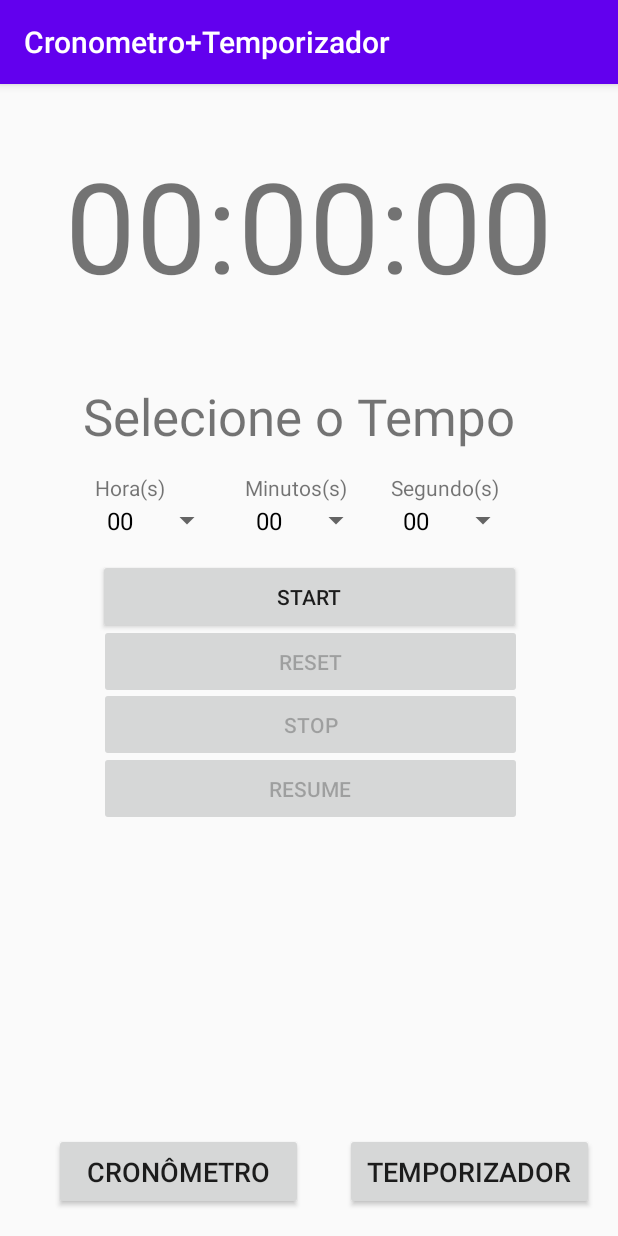
After one commit to souzavaltenis/app-cronometro-temporizador, an Android app: the fragment TemporizadorFragment placed in its activity, on a phone screen of 412 x 824 dp. The commit adds this screen. Run offline under Robolectric (Android 15) with nearby library versions, the phone set to English and light mode, and no system bars.

Commit message:
Adicionado Fragmento Temporizador e suas funções

```diff
--- a/app/src/main/java/com/example/cronometrotemporizador/CronometroFragment.java
+++ b/app/src/main/java/com/example/cronometrotemporizador/CronometroFragment.java
@@ -10,7 +10,6 @@ import android.view.View;
 import android.view.ViewGroup;
 import android.widget.Button;
 import android.widget.TextView;
-import android.widget.Toast;
 
 public class CronometroFragment extends Fragment {
 
@@ -29,7 +28,7 @@ public class CronometroFragment extends Fragment {
                              Bundle savedInstanceState) {
         view = inflater.inflate(R.layout.fragment_cronometro, container, false);
 
-        tv = view.findViewById(R.id.tvTime);
+        tv = view.findViewById(R.id.tvTimeTemp);
         handler = new Handler();
         segundos=0;
         flagBtStart = false;
@@ -43,7 +42,7 @@ public class CronometroFragment extends Fragment {
     }
 
     private void addFunctionBtStart(){
-        Button btStart = view.findViewById(R.id.btStart);
+        Button btStart = view.findViewById(R.id.btStartTemp);
         btStart.setOnClickListener(new View.OnClickListener() {
             @Override
             public void onClick(View v) {
@@ -56,7 +55,7 @@ public class CronometroFragment extends Fragment {
     }
 
     private void addFunctionBtStop(){
-        Button btStop = view.findViewById(R.id.btStop);
+        Button btStop = view.findViewById(R.id.btStopCron);
         btStop.setOnClickListener(new View.OnClickListener() {
             @Override
             public void onClick(View v) {
@@ -67,7 +66,7 @@ public class CronometroFragment extends Fragment {
     }
 
     private void addFunctionBtReset(){
-        Button btReset = view.findViewById(R.id.btReset);
+        Button btReset = view.findViewById(R.id.btResetCron);
         btReset.setOnClickListener(new View.OnClickListener() {
             @Override
             public void onClick(View v) {
--- a/app/src/main/java/com/example/cronometrotemporizador/MainActivity.java
+++ b/app/src/main/java/com/example/cronometrotemporizador/MainActivity.java
@@ -4,20 +4,38 @@ import androidx.appcompat.app.AppCompatActivity;
 
 import android.os.Bundle;
 import android.view.View;
+import android.widget.Button;
 
 public class MainActivity extends AppCompatActivity {
+
+    private Button btCron;
+    private Button btTemp;
 
     @Override
     protected void onCreate(Bundle savedInstanceState) {
         super.onCreate(savedInstanceState);
         setContentView(R.layout.activity_main);
+        btCron = findViewById(R.id.btCron);
+        btTemp = findViewById(R.id.btTemp);
     }
 
     public void callCronometro(View view){
+        btCron.setEnabled(false);
+        btTemp.setEnabled(true);
         getSupportActionBar().setTitle(R.string.bt_cron);
         getSupportFragmentManager()
                 .beginTransaction()
                 .replace(R.id.frame_ct, new CronometroFragment())
                 .commit();
     }
+
+    public void callTemporizador(View view){
+        btTemp.setEnabled(false);
+        btCron.setEnabled(true);
+        getSupportActionBar().setTitle(R.string.bt_temp);
+        getSupportFragmentManager()
+                .beginTransaction()
+                .replace(R.id.frame_ct, new TemporizadorFragment())
+                .commit();
+    }
 }
--- /dev/null
+++ b/app/src/main/java/com/example/cronometrotemporizador/TemporizadorFragment.java
@@ -0,0 +1,152 @@
+package com.example.cronometrotemporizador;
+
+import android.content.Context;
+import android.os.Bundle;
+
+import androidx.fragment.app.Fragment;
+
+import android.os.Handler;
+import android.view.LayoutInflater;
+import android.view.View;
+import android.view.ViewGroup;
+import android.widget.ArrayAdapter;
+import android.widget.Button;
+import android.widget.Spinner;
+import android.widget.TextView;
+import android.widget.Toast;
+
+public class TemporizadorFragment extends Fragment {
+
+    private TextView tv;
+    private Handler handler;
+    private Runnable runnable;
+    private Integer segundos;
+    private View view;
+
+    private Spinner spHoras;
+    private Spinner spMins;
+    private Spinner spSecs;
+
+    private Button btStart;
+    private Button btStop;
+    private Button btResume;
+    private Button btReset;
+
+    public TemporizadorFragment() {
+    }
+
+    @Override
+    public View onCreateView(LayoutInflater inflater, ViewGroup container,
+                             Bundle savedInstanceState) {
+        view = inflater.inflate(R.layout.fragment_temporizador, container, false);
+
+        spHoras = view.findViewById(R.id.spHoras);
+        spMins = view.findViewById(R.id.spMin);
+        spSecs = view.findViewById(R.id.spSecs);
+
+        btStart = view.findViewById(R.id.btStartTemp);
+        btReset = view.findViewById(R.id.btResetTemp);
+        btStop = view.findViewById(R.id.btStopTemp);
+        btResume = view.findViewById(R.id.btResumeTemp);
+
+        btStop.setEnabled(false);
+        btReset.setEnabled(false);
+        btResume.setEnabled(false);
+        setNumbersSpinner();
+
+        tv = view.findViewById(R.id.tvTimeTemp);
+        handler = new Handler();
+        segundos = 0;
+
+        runTimer();
+
+        addFunctionBtStart();
+        addFunctionBtReset();
+        addFunctionBtStop();
+        addFunctionBtResume();
+
+        return view;
+    }
+
+    private void setNumbersSpinner(){
+        spHoras.setAdapter(new ArrayAdapter<>(getContext(), R.layout.support_simple_spinner_dropdown_item, Utilidades.getNumbers(0, 24)));
+        spMins.setAdapter(new ArrayAdapter<>(getContext(), R.layout.support_simple_spinner_dropdown_item, Utilidades.getNumbers(0, 59)));
+        spSecs.setAdapter(new ArrayAdapter<>(getContext(), R.layout.support_simple_spinner_dropdown_item, Utilidades.getNumbers(0, 59)));
+    }
+
+    private void setarSegundos(){
+        Integer horas = Integer.parseInt(spHoras.getSelectedItem().toString());
+        Integer mins = Integer.parseInt(spMins.getSelectedItem().toString());
+        Integer secs = Integer.parseInt(spSecs.getSelectedItem().toString());
+        segundos = horas * 3600 + mins * 60 + secs + 1;
+    }
+
+    private void addFunctionBtStart(){
+        btStart.setOnClickListener(new View.OnClickListener() {
+            @Override
+            public void onClick(View v) {
+                setarSegundos();
+                handler.removeCallbacks(runnable);
+                runnable.run();
+                btStop.setEnabled(true);
+                btStart.setEnabled(false);
+                btReset.setEnabled(true);
+            }
+        });
+    }
+
+    private void addFunctionBtReset(){
+        btReset.setOnClickListener(new View.OnClickListener() {
+            @Override
+            public void onClick(View v) {
+                setarSegundos();
+                tv.setText(Utilidades.calcTime(--segundos));
+            }
+        });
+    }
+
+    private void addFunctionBtStop(){
+        btStop.setOnClickListener(new View.OnClickListener() {
+            @Override
+            public void onClick(View v) {
+                handler.removeCallbacks(runnable);
+                btStop.setEnabled(false);
+                btResume.setEnabled(true);
+            }
+        });
+    }
+
+    private void addFunctionBtResume(){
+        btResume.setOnClickListener(new View.OnClickListener() {
+            @Override
+            public void onClick(View v) {
+                runnable.run();
+                btStop.setEnabled(true);
+                btResume.setEnabled(false);
+            }
+        });
+    }
+
+    private void runTimer(){
+        runnable = new Runnable() {
+            @Override
+            public void run() {
+                if(segundos > 0){
+                    segundos--;
+                    tv.setText(Utilidades.calcTime(segundos));
+                    handler.postDelayed(this, segundos == 0 ? 0 : 1000);
+                }else{
+                    Context context = getContext();
+                    if(context != null) {
+                        Toast.makeText(context, "Tempo Finalizado!", Toast.LENGTH_LONG).show();
+                    }
+                    btStop.setEnabled(false);
+                    btStart.setEnabled(true);
+                    btReset.setEnabled(false);
+                }
+
+            }
+        };
+    }
+
+}
--- a/app/src/main/java/com/example/cronometrotemporizador/Utilidades.java
+++ b/app/src/main/java/com/example/cronometrotemporizador/Utilidades.java
@@ -1,6 +1,9 @@
 package com.example.cronometrotemporizador;
 
 import android.annotation.SuppressLint;
+
+import java.util.ArrayList;
+import java.util.List;
 
 public class Utilidades {
 
@@ -11,4 +14,14 @@ public class Utilidades {
         Integer s = secs - (3600*h) - (60*m);
         return String.format("%02d:%02d:%02d", h, m, s);
     }
+
+    public static List<String> getNumbers(Integer inicio, Integer fim){
+        List<String> nums = new ArrayList<>();
+
+        for(int i=inicio; i<=fim; i++){
+            nums.add((i<10 ? "0"+i : i+""));
+        }
+
+        return nums;
+    }
 }
--- a/app/src/main/res/layout/activity_main.xml
+++ b/app/src/main/res/layout/activity_main.xml
@@ -10,7 +10,9 @@
         android:id="@+id/btTemp"
         android:layout_width="166dp"
         android:layout_height="51dp"
+        android:onClick="callTemporizador"
         android:text="@string/bt_temp"
+        android:textSize="18sp"
         app:layout_constraintBottom_toBottomOf="parent"
         app:layout_constraintEnd_toEndOf="parent"
         app:layout_constraintHorizontal_bias="0.934"
@@ -24,6 +26,7 @@
         android:layout_height="51dp"
         android:onClick="callCronometro"
         android:text="@string/bt_cron"
+        android:textSize="18sp"
         app:layout_constraintBottom_toBottomOf="parent"
         app:layout_constraintEnd_toEndOf="parent"
         app:layout_constraintHorizontal_bias="0.146"
--- a/app/src/main/res/layout/fragment_cronometro.xml
+++ b/app/src/main/res/layout/fragment_cronometro.xml
@@ -8,7 +8,7 @@
     tools:context=".CronometroFragment">
 
     <Button
-        android:id="@+id/btReset"
+        android:id="@+id/btResetCron"
         android:layout_width="328dp"
         android:layout_height="75dp"
         android:text="@string/btReset"
@@ -21,7 +21,7 @@
         app:layout_constraintVertical_bias="0.606" />
 
     <TextView
-        android:id="@+id/tvTime"
+        android:id="@+id/tvTimeTemp"
         android:layout_width="wrap_content"
         android:layout_height="wrap_content"
         android:text="@string/tvInicial"
@@ -34,7 +34,7 @@
         app:layout_constraintVertical_bias="0.124" />
 
     <Button
-        android:id="@+id/btStart"
+        android:id="@+id/btStartTemp"
         android:layout_width="328dp"
         android:layout_height="75dp"
         android:text="@string/btStart"
@@ -47,7 +47,7 @@
         app:layout_constraintVertical_bias="0.35" />
 
     <Button
-        android:id="@+id/btStop"
+        android:id="@+id/btStopCron"
         android:layout_width="328dp"
         android:layout_height="75dp"
         android:text="@string/btStop"
@@ -57,5 +57,6 @@
         app:layout_constraintHorizontal_bias="0.457"
         app:layout_constraintStart_toStartOf="parent"
         app:layout_constraintTop_toTopOf="parent"
-        app:layout_constraintVertical_bias="0.478" />
+        app:layout_constraintVertical_bias="0.477" />
+
 </androidx.constraintlayout.widget.ConstraintLayout>
--- /dev/null
+++ b/app/src/main/res/layout/fragment_temporizador.xml
@@ -0,0 +1,157 @@
+<?xml version="1.0" encoding="utf-8"?>
+<androidx.constraintlayout.widget.ConstraintLayout xmlns:android="http://schemas.android.com/apk/res/android"
+    xmlns:app="http://schemas.android.com/apk/res-auto"
+    xmlns:tools="http://schemas.android.com/tools"
+    android:id="@+id/frameLayout2"
+    android:layout_width="match_parent"
+    android:layout_height="match_parent"
+    tools:context=".TemporizadorFragment">
+
+    <Button
+        android:id="@+id/btStartTemp"
+        android:layout_width="282dp"
+        android:layout_height="50dp"
+        android:text="@string/btStart"
+        android:textSize="14sp"
+        app:layout_constraintBottom_toBottomOf="parent"
+        app:layout_constraintEnd_toEndOf="parent"
+        app:layout_constraintHorizontal_bias="0.496"
+        app:layout_constraintStart_toStartOf="parent"
+        app:layout_constraintTop_toTopOf="parent"
+        app:layout_constraintVertical_bias="0.547" />
+
+    <Button
+        android:id="@+id/btResetTemp"
+        android:layout_width="282dp"
+        android:layout_height="50dp"
+        android:text="@string/btReset"
+        android:textSize="14sp"
+        app:layout_constraintBottom_toBottomOf="parent"
+        app:layout_constraintEnd_toEndOf="parent"
+        app:layout_constraintHorizontal_bias="0.503"
+        app:layout_constraintStart_toStartOf="parent"
+        app:layout_constraintTop_toTopOf="parent"
+        app:layout_constraintVertical_bias="0.621" />
+
+    <Button
+        android:id="@+id/btStopTemp"
+        android:layout_width="282dp"
+        android:layout_height="50dp"
+        android:text="@string/btStop"
+        android:textSize="14sp"
+        app:layout_constraintBottom_toBottomOf="parent"
+        app:layout_constraintEnd_toEndOf="parent"
+        app:layout_constraintHorizontal_bias="0.503"
+        app:layout_constraintStart_toStartOf="parent"
+        app:layout_constraintTop_toTopOf="parent"
+        app:layout_constraintVertical_bias="0.694" />
+
+    <Button
+        android:id="@+id/btResumeTemp"
+        android:layout_width="282dp"
+        android:layout_height="50dp"
+        android:text="@string/btResume"
+        android:textSize="14sp"
+        app:layout_constraintBottom_toBottomOf="parent"
+        app:layout_constraintEnd_toEndOf="parent"
+        app:layout_constraintHorizontal_bias="0.503"
+        app:layout_constraintStart_toStartOf="parent"
+        app:layout_constraintTop_toTopOf="parent"
+        app:layout_constraintVertical_bias="0.767" />
+
+    <Spinner
+        android:id="@+id/spHoras"
+        android:layout_width="85dp"
+        android:layout_height="31dp"
+        app:layout_constraintBottom_toBottomOf="parent"
+        app:layout_constraintEnd_toEndOf="parent"
+        app:layout_constraintHorizontal_bias="0.193"
+        app:layout_constraintStart_toStartOf="parent"
+        app:layout_constraintTop_toTopOf="parent"
+        app:layout_constraintVertical_bias="0.46" />
+
+    <TextView
+        android:id="@+id/textInic"
+        android:layout_width="wrap_content"
+        android:layout_height="wrap_content"
+        android:text="@string/textInicCron"
+        android:textSize="34sp"
+        app:layout_constraintBottom_toBottomOf="parent"
+        app:layout_constraintEnd_toEndOf="parent"
+        app:layout_constraintHorizontal_bias="0.444"
+        app:layout_constraintStart_toStartOf="parent"
+        app:layout_constraintTop_toTopOf="parent"
+        app:layout_constraintVertical_bias="0.34" />
+
+    <Spinner
+        android:id="@+id/spMin"
+        android:layout_width="85dp"
+        android:layout_height="31dp"
+        app:layout_constraintBottom_toBottomOf="parent"
+        app:layout_constraintEnd_toEndOf="parent"
+        app:layout_constraintHorizontal_bias="0.496"
+        app:layout_constraintStart_toStartOf="parent"
+        app:layout_constraintTop_toTopOf="parent"
+        app:layout_constraintVertical_bias="0.46" />
+
+    <TextView
+        android:id="@+id/textMin"
+        android:layout_width="wrap_content"
+        android:layout_height="wrap_content"
+        android:text="@string/textMin"
+        app:layout_constraintBottom_toBottomOf="parent"
+        app:layout_constraintEnd_toEndOf="parent"
+        app:layout_constraintHorizontal_bias="0.473"
+        app:layout_constraintStart_toStartOf="parent"
+        app:layout_constraintTop_toTopOf="parent"
+        app:layout_constraintVertical_bias="0.425" />
+
+    <Spinner
+        android:id="@+id/spSecs"
+        android:layout_width="85dp"
+        android:layout_height="31dp"
+        app:layout_constraintBottom_toBottomOf="parent"
+        app:layout_constraintEnd_toEndOf="parent"
+        app:layout_constraintHorizontal_bias="0.794"
+        app:layout_constraintStart_toStartOf="parent"
+        app:layout_constraintTop_toTopOf="parent"
+        app:layout_constraintVertical_bias="0.46" />
+
+    <TextView
+        android:id="@+id/textMin2"
+        android:layout_width="wrap_content"
+        android:layout_height="wrap_content"
+        android:text="@string/textSecs"
+        app:layout_constraintBottom_toBottomOf="parent"
+        app:layout_constraintEnd_toEndOf="parent"
+        app:layout_constraintHorizontal_bias="0.764"
+        app:layout_constraintStart_toStartOf="parent"
+        app:layout_constraintTop_toTopOf="parent"
+        app:layout_constraintVertical_bias="0.425" />
+
+    <TextView
+        android:id="@+id/textHora"
+        android:layout_width="wrap_content"
+        android:layout_height="wrap_content"
+        android:text="@string/textHora"
+        app:layout_constraintBottom_toBottomOf="parent"
+        app:layout_constraintEnd_toEndOf="parent"
+        app:layout_constraintHorizontal_bias="0.173"
+        app:layout_constraintStart_toStartOf="parent"
+        app:layout_constraintTop_toTopOf="parent"
+        app:layout_constraintVertical_bias="0.425" />
+
+    <TextView
+        android:id="@+id/tvTimeTemp"
+        android:layout_width="wrap_content"
+        android:layout_height="wrap_content"
+        android:text="@string/tvInicial"
+        android:textSize="84sp"
+        app:layout_constraintBottom_toBottomOf="parent"
+        app:layout_constraintEnd_toEndOf="parent"
+        app:layout_constraintHorizontal_bias="0.494"
+        app:layout_constraintStart_toStartOf="parent"
+        app:layout_constraintTop_toTopOf="parent"
+        app:layout_constraintVertical_bias="0.072" />
+
+</androidx.constraintlayout.widget.ConstraintLayout>
--- a/app/src/main/res/values/strings.xml
+++ b/app/src/main/res/values/strings.xml
@@ -11,4 +11,10 @@
     <string name="btStop">STOP</string>
     <string name="btReset">RESET</string>
 
+    <string name="textInicCron">Selecione o Tempo</string>
+    <string name="textHora">Hora(s)</string>
+    <string name="textMin">Minutos(s)</string>
+    <string name="textSecs">Segundo(s)</string>
+    <string name="btResume">RESUME</string>
+
 </resources>
```
